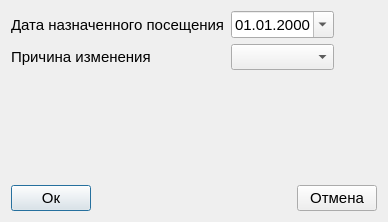
First picture: the form in dialog_add_visits.ui, repository PanchukDima/pndbase, before the edit.
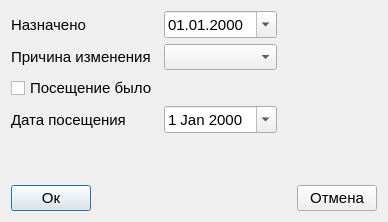
Second picture: the form after the edit.

Commit message: edit visiting control

What changed in the file:
```diff
--- a/dialog_add_visits.ui
+++ b/dialog_add_visits.ui
@@ -21,10 +21,24 @@
   <layout class="QVBoxLayout" name="verticalLayout">
    <item>
     <layout class="QGridLayout" name="gridLayout">
+     <item row="3" column="1">
+      <widget class="QDateEdit" name="dateEdit_visits">
+       <property name="calendarPopup">
+        <bool>true</bool>
+       </property>
+      </widget>
+     </item>
+     <item row="3" column="0">
+      <widget class="QLabel" name="label_close_visits">
+       <property name="text">
+        <string>Дата посещения</string>
+       </property>
+      </widget>
+     </item>
      <item row="0" column="0">
       <widget class="QLabel" name="label_2">
        <property name="text">
-        <string>Дата назначенного посещения</string>
+        <string>Назначено</string>
        </property>
       </widget>
      </item>
@@ -61,7 +75,7 @@
        </property>
       </spacer>
      </item>
-     <item row="2" column="1">
+     <item row="4" column="1">
       <spacer name="verticalSpacer">
        <property name="orientation">
         <enum>Qt::Vertical</enum>
@@ -74,6 +88,13 @@
        </property>
       </spacer>
      </item>
+     <item row="2" column="0">
+      <widget class="QCheckBox" name="checkBox_status_visits">
+       <property name="text">
+        <string>Посещение было</string>
+       </property>
+      </widget>
+     </item>
     </layout>
    </item>
    <item>
```
The commit also changes 4 other files.
